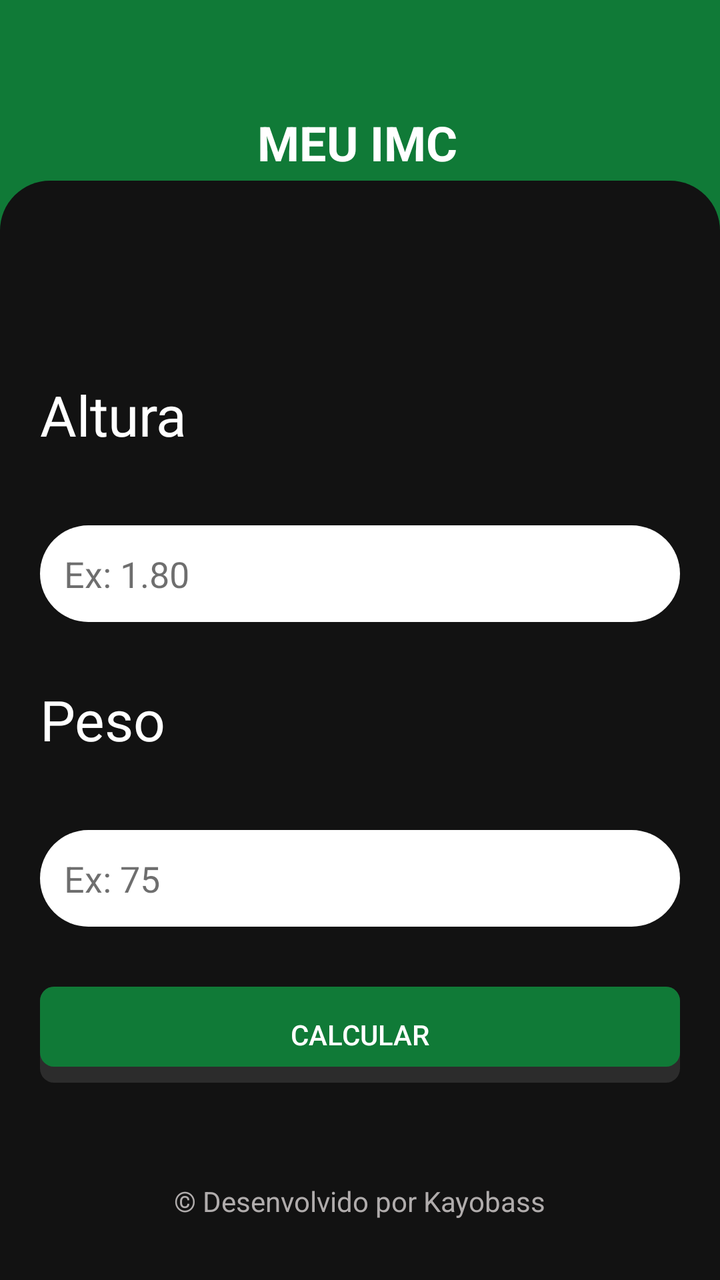
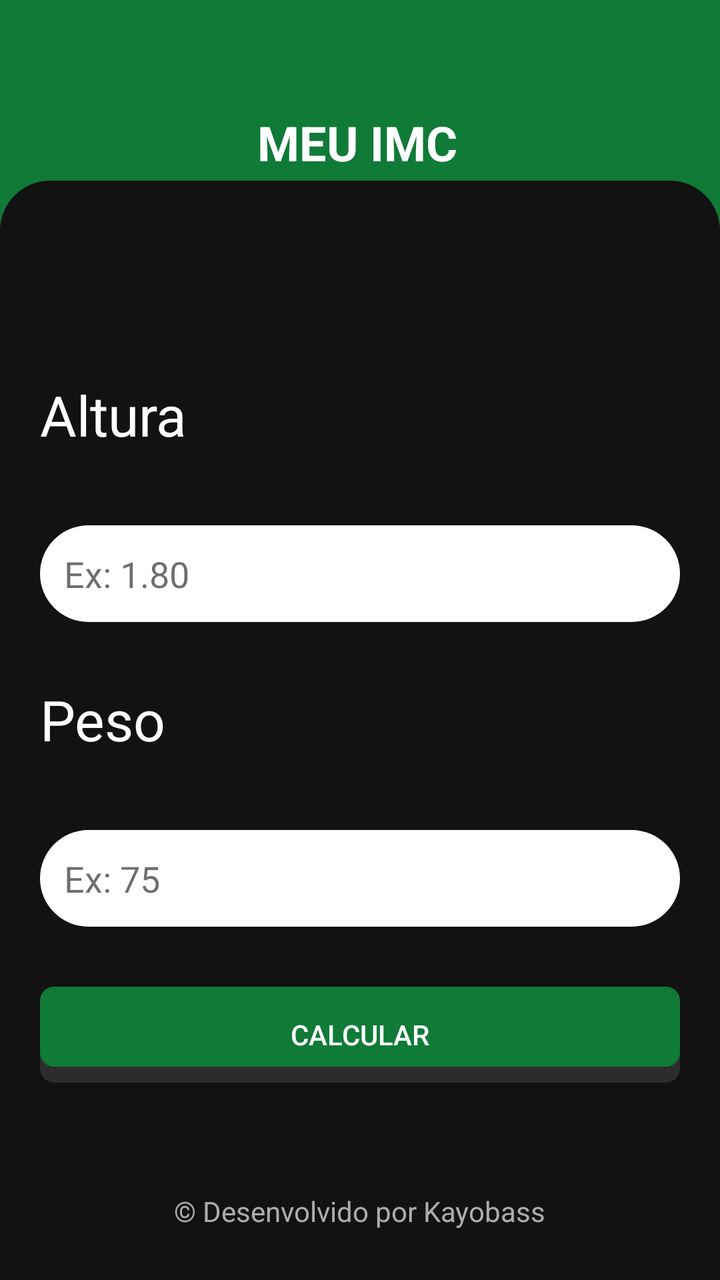

Screens rendered from an Android XML layout before and after an edit, with the pre-edit source and the edit as a unified diff.
<!-- AndroidManifest.xml: application theme Theme.MeuImc -->
<!-- res/layout/activity_main.xml -->
<?xml version="1.0" encoding="utf-8"?>
<androidx.constraintlayout.widget.ConstraintLayout xmlns:android="http://schemas.android.com/apk/res/android"
    xmlns:app="http://schemas.android.com/apk/res-auto"
    android:layout_width="match_parent"
    android:layout_height="match_parent"
    android:background="#107A37">

    <TextView
        android:id="@+id/tv_titulo"
        android:layout_width="wrap_content"
        android:layout_height="wrap_content"
        android:layout_marginTop="55dp"
        android:text="MEU IMC"
        android:textColor="#FFFFFF"
        android:textSize="24sp"
        android:textStyle="bold"
        app:layout_constraintEnd_toEndOf="parent"
        app:layout_constraintHorizontal_bias="0.495"
        app:layout_constraintStart_toStartOf="parent"
        app:layout_constraintTop_toTopOf="parent" />

    <androidx.constraintlayout.widget.ConstraintLayout
        android:id="@+id/main"
        android:layout_width="match_parent"
        android:layout_height="0dp"
        android:layout_marginTop="3dp"
        android:background="@drawable/bg_card"
        app:layout_constraintBottom_toBottomOf="parent"
        app:layout_constraintTop_toBottomOf="@id/tv_titulo">

        <ScrollView
            android:id="@+id/scrollView2"
            android:layout_width="0dp"
            android:layout_height="0dp"
            android:fillViewport="true"
            app:layout_constraintBottom_toBottomOf="parent"
            app:layout_constraintEnd_toEndOf="parent"
            app:layout_constraintStart_toStartOf="parent"
            app:layout_constraintTop_toTopOf="parent">

            <LinearLayout
                android:layout_width="match_parent"
                android:layout_height="wrap_content"
                android:gravity="center_vertical"
                android:orientation="vertical"
                android:padding="20dp">

                <TextView
                    android:layout_width="match_parent"
                    android:layout_height="wrap_content"
                    android:text="Altura"
                    android:textColor="#fff"
                    android:textSize="28sp" />

                <TextView
                    android:id="@+id/txt_campo_altura"
                    android:layout_width="match_parent"
                    android:layout_height="wrap_content"
                    android:layout_marginTop="10dp"
                    android:text=""
                    android:textColor="#f00"
                    android:textSize="16sp" />

                <EditText
                    android:id="@+id/edit_altura"
                    android:layout_width="match_parent"
                    android:layout_height="wrap_content"
                    android:layout_marginTop="5sp"
                    android:background="@drawable/edittext_rounded_bg"
                    android:hint="Ex: 1.80"
                    android:imeOptions="actionNext"
                    android:inputType="number|numberDecimal"
                    android:padding="12dp"
                    android:textColor="@color/black"
                    android:textColorHint="#990E0E0E" />


                <TextView
                    android:layout_width="match_parent"
                    android:layout_height="wrap_content"
                    android:layout_marginTop="30sp"
                    android:text="Peso"
                    android:textColor="#fff"
                    android:textSize="28sp" />

                <TextView
                    android:id="@+id/txt_campo_peso"
                    android:layout_width="match_parent"
                    android:layout_height="wrap_content"
                    android:layout_marginTop="10dp"
                    android:text=""
                    android:textColor="#f00"
                    android:textSize="16sp" />

                <EditText
                    android:id="@+id/edit_peso"
                    android:layout_width="match_parent"
                    android:layout_height="wrap_content"
                    android:layout_marginTop="5sp"
                    android:background="@drawable/edittext_rounded_bg"
                    android:hint="Ex: 75"
                    android:imeOptions="actionDone"
                    android:inputType="number|numberDecimal"
                    android:padding="12dp"
                    android:textColor="@color/black"
                    android:textColorHint="#990E0E0E" />

                <Button
                    android:id="@+id/button_calcular"
                    android:layout_width="match_parent"
                    android:layout_height="wrap_content"
                    android:layout_marginTop="30sp"
                    android:background="@drawable/button_ripple"
                    android:shadowColor="@color/white"
                    android:text="CALCULAR"
                    android:textColor="@color/white"
                    app:backgroundTint="@null" />


            </LinearLayout>
        </ScrollView>

        <TextView
            android:layout_width="wrap_content"
            android:layout_height="wrap_content"
            android:layout_marginBottom="30dp"
            android:text="© Desenvolvido por Kayobass"
            android:textColor="#E4C4BFBF"
            android:textSize="14sp"
            app:layout_constraintBottom_toBottomOf="@+id/scrollView2"
            app:layout_constraintEnd_toEndOf="parent"
            app:layout_constraintStart_toStartOf="parent" />

    </androidx.constraintlayout.widget.ConstraintLayout>

</androidx.constraintlayout.widget.ConstraintLayout>
<!-- resources referenced by this layout -->
<resources>
  <color name="black">#FF000000</color>
  <color name="white">#FFFFFFFF</color>
  <!-- drawable bg_card (drawable) -->
  <?xml version="1.0" encoding="utf-8"?>
  <shape xmlns:android="http://schemas.android.com/apk/res/android">
      <solid android:color="#121212" /> <corners
      android:topLeftRadius="25dp"
      android:topRightRadius="25dp" />
  </shape>
  <!-- drawable button_ripple (drawable) -->
  <?xml version="1.0" encoding="utf-8"?>
  <ripple xmlns:android="http://schemas.android.com/apk/res/android"
      android:color="#23382c"> <item android:drawable="@drawable/button_shadow" />
  
  </ripple>
  <!-- drawable edittext_rounded_bg (drawable) -->
  <?xml version="1.0" encoding="utf-8"?>
  <shape xmlns:android="http://schemas.android.com/apk/res/android"
      android:shape="rectangle">
  
      <solid android:color="#FFFFFF" />
  
  
      <corners android:radius="25dp" />
  
      <padding
          android:left="16dp"
          android:right="16dp" />
  </shape>
  <style name="Theme.MeuImc" parent="Base.Theme.MeuImc" />
  <!-- drawable button_shadow (drawable) -->
  <?xml version="1.0" encoding="utf-8"?>
  <layer-list xmlns:android="http://schemas.android.com/apk/res/android">
      
      <item>
          <shape  android:shape="rectangle">
              
              <solid android:color="#1CFFFFFF" />
              <corners android:radius="7dp" />
          </shape>
      </item>
      
      <item android:bottom="8dp">
          <shape  android:shape="rectangle">
              <padding android:bottom="10dp"
                  android:top="10dp"
                  android:left="20dp"
                  android:right="20dp"/>
              
              <solid android:color="@color/principal" />
              <corners android:radius="7dp" />
          </shape>
      </item>
  </layer-list>
  <style name="Base.Theme.MeuImc" parent="Theme.Material3.DayNight.NoActionBar">
          
          
      </style>
  <color name="principal">#107A37</color>
</resources>

<!-- the commit's change to res/layout/activity_main.xml (unified diff, before → after) -->
@@ -123,7 +123,8 @@
         <TextView
             android:layout_width="wrap_content"
             android:layout_height="wrap_content"
-            android:layout_marginBottom="30dp"
+            android:layout_marginTop="5dp"
+            android:layout_marginBottom="25dp"
             android:text="© Desenvolvido por Kayobass"
             android:textColor="#E4C4BFBF"
             android:textSize="14sp"
